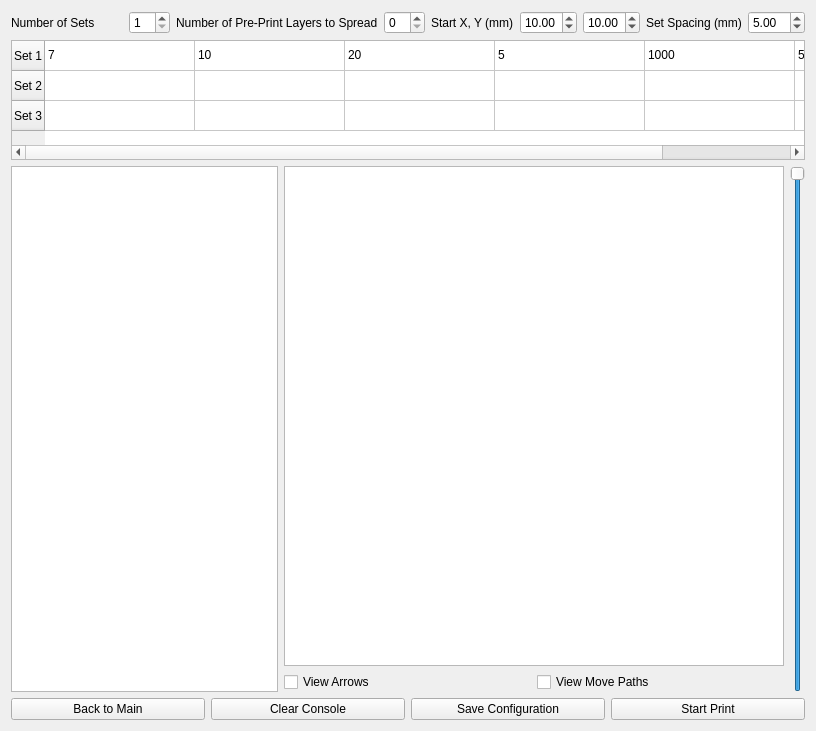
Qt form progwindow.ui (BYUCreateResearchLab/CREATE_LAB_Binder_Jet_Printer) before a commit.
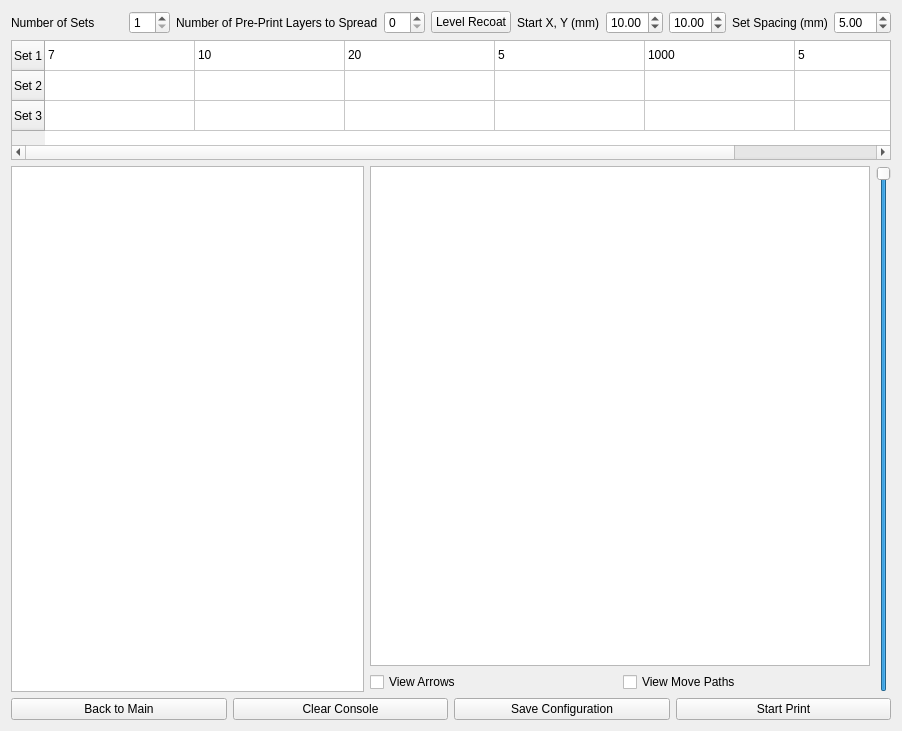
The same form after that commit. Custom widgets are drawn as their Qt base class.

Commit message:
Printer Class
Splits printer handle and address into a separate class.

What changed in the file:
```diff
--- a/progwindow.ui
+++ b/progwindow.ui
@@ -6,7 +6,7 @@
    <rect>
     <x>0</x>
     <y>0</y>
-    <width>789</width>
+    <width>799</width>
     <height>731</height>
    </rect>
   </property>
@@ -74,6 +74,13 @@
        </property>
       </widget>
      </item>
+     <item>
+      <widget class="QPushButton" name="levelRecoat">
+       <property name="text">
+        <string>Level Recoat</string>
+       </property>
+      </widget>
+     </item>
      <item alignment="Qt::AlignRight">
       <widget class="QLabel" name="label_StartXY">
        <property name="text">
```
The commit also changes 10 other files.
